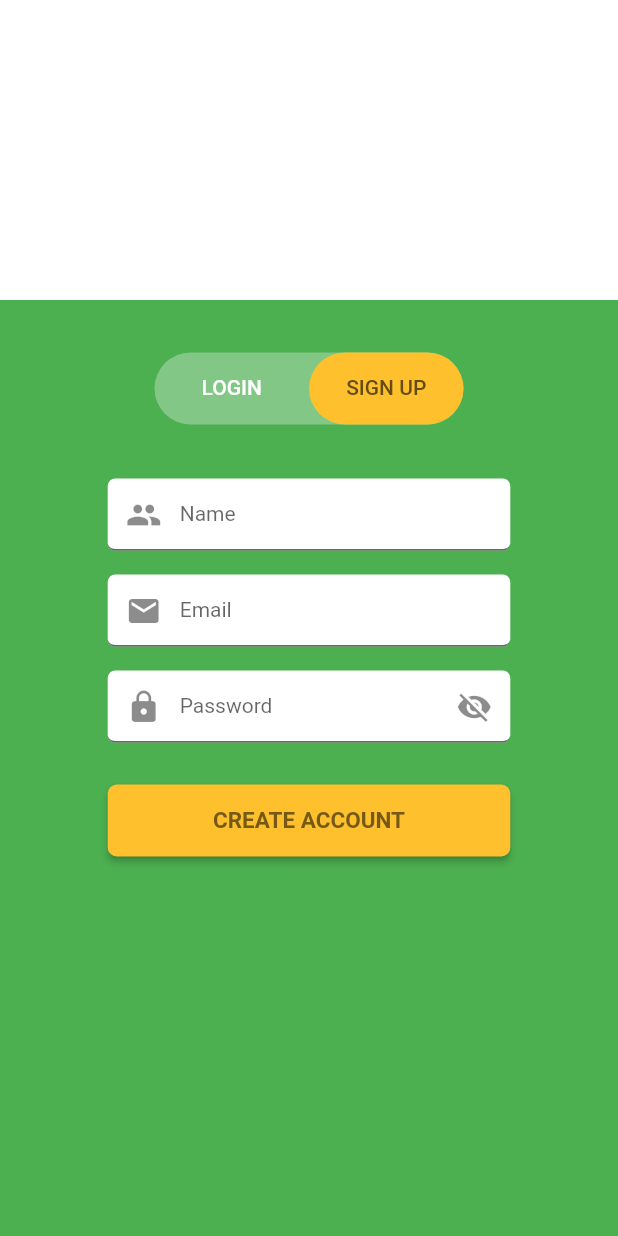
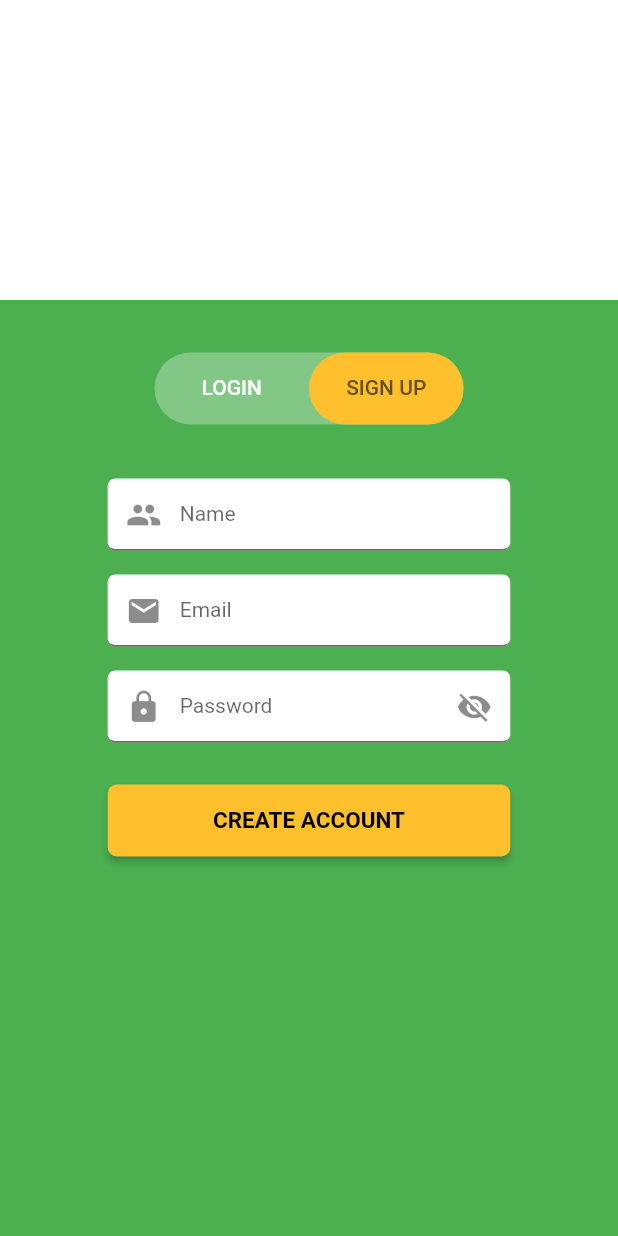
Before and after one commit to comp90018-2020/smart-broccoli, a Flutter app: the screen it shows after launch, tab 2 chosen, on a phone screen of 412 x 824 dp. Run offline on Flutter 3.47's test engine with Material 2 defaults, Android fonts, the phone set to English and light mode, and no system bars; our stand-ins replace shared_preferences, tuple.

Commit message:
Extract ThemeData out of main module

```diff
--- a/lib/main.dart
+++ b/lib/main.dart
@@ -1,3 +1,5 @@
+import 'package:fuzzy_broccoli/theme.dart';
+
 import 'src/auth/auth_screen.dart';
 import 'package:flutter/material.dart';
 
@@ -10,42 +12,7 @@ class MyApp extends StatelessWidget {
     return MaterialApp(
       debugShowCheckedModeBanner: false,
       title: 'Fuzzy Broccoli',
-
-      /// A issue I've encountered is that not everything can be put into
-      /// Theme Data, since out buttons are not all the same
-      /// Also for some weird reason, padding also needs to be added
-      /// Manually, hopefully a solution can be found soon.
-      theme: ThemeData(
-        buttonTheme: ButtonThemeData(
-            shape: RoundedRectangleBorder(
-                borderRadius: BorderRadius.all(Radius.circular(6))),
-            padding: EdgeInsets.symmetric(vertical: 15),
-            buttonColor: Color(0xFFFEC12D),
-            textTheme: ButtonTextTheme.accent,
-            // https://stackoverflow.com/questions/56194168
-            colorScheme: Theme.of(context)
-                .colorScheme
-                .copyWith(secondary: Color(0xFF755915))),
-        textTheme: TextTheme(
-            button: TextStyle(fontSize: 15, fontWeight: FontWeight.bold),
-            subtitle1: TextStyle(
-              fontSize: 14,
-              // color: Color(0xFFAEAEAE)
-            )),
-        inputDecorationTheme: InputDecorationTheme(
-            contentPadding: EdgeInsets.symmetric(vertical: 8, horizontal: 16),
-            filled: true,
-            fillColor: Colors.white,
-            border: UnderlineInputBorder(
-                borderRadius: BorderRadius.all(Radius.circular(5)))),
-        tabBarTheme: TabBarTheme(
-            labelColor: Color(0xFF654C12),
-            unselectedLabelColor: Colors.white,
-            indicator: BoxDecoration(
-                borderRadius: BorderRadius.circular(50),
-                color: Color(0xFFFEC12D))),
-        scaffoldBackgroundColor: Color(0xFF4CAF50),
-      ),
+      theme: FuzzyBroccoliTheme().themeData,
       routes: {'/auth': (context) => AuthScreen()},
       initialRoute: '/auth',
     );
--- a/lib/theme.dart
+++ b/lib/theme.dart
@@ -1,4 +1,49 @@
 import 'package:flutter/material.dart';
+
+/// Singleton class holding the app's `ThemeData` object
+class FuzzyBroccoliTheme {
+  static final _instance = FuzzyBroccoliTheme._internal();
+  final ThemeData _themeData = ThemeData(
+    buttonTheme: ButtonThemeData(
+      shape: RoundedRectangleBorder(
+        borderRadius: BorderRadius.all(Radius.circular(6)),
+      ),
+      padding: EdgeInsets.symmetric(vertical: 15),
+      buttonColor: Color(0xFFFEC12D),
+      textTheme: ButtonTextTheme.primary,
+    ),
+    textTheme: TextTheme(
+      button: TextStyle(fontSize: 15, fontWeight: FontWeight.bold),
+      subtitle1: TextStyle(
+        fontSize: 14,
+        // color: Color(0xFFAEAEAE)
+      ),
+    ),
+    inputDecorationTheme: InputDecorationTheme(
+      contentPadding: EdgeInsets.symmetric(vertical: 8, horizontal: 16),
+      filled: true,
+      fillColor: Colors.white,
+      border: UnderlineInputBorder(
+        borderRadius: BorderRadius.all(Radius.circular(5)),
+      ),
+    ),
+    tabBarTheme: TabBarTheme(
+      labelColor: Color(0xFF654C12),
+      unselectedLabelColor: Colors.white,
+      indicator: BoxDecoration(
+        borderRadius: BorderRadius.circular(50),
+        color: Color(0xFFFEC12D),
+      ),
+    ),
+    scaffoldBackgroundColor: Color(0xFF4CAF50),
+  );
+  ThemeData get themeData => _themeData;
+
+  FuzzyBroccoliTheme._internal();
+  factory FuzzyBroccoliTheme() {
+    return _instance;
+  }
+}
 
 /// Widget to hold the app logo on auth screen
 class LogoContainer extends Container {
```
